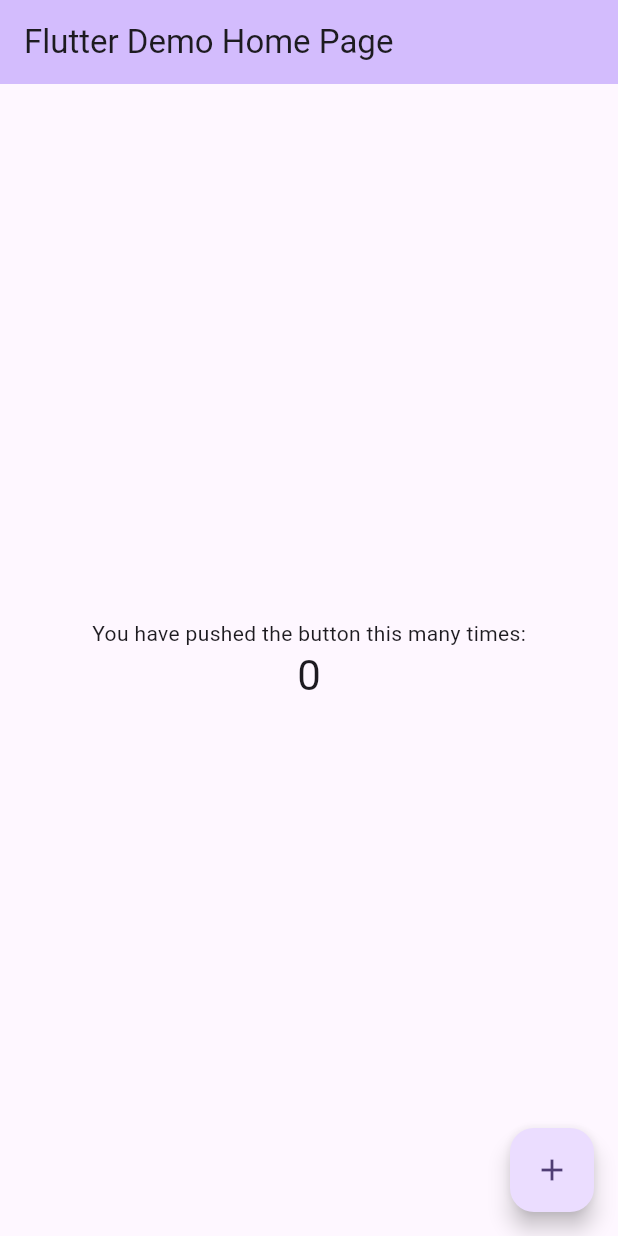
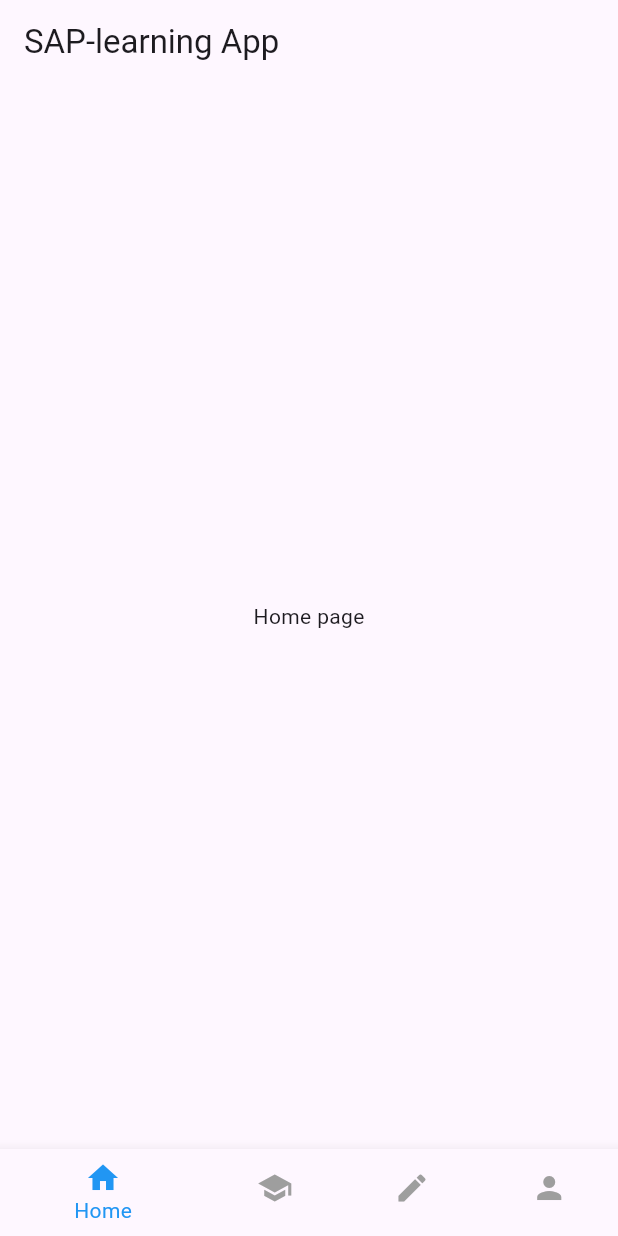
Before and after one commit to hnamredips/sap_mobile, a Flutter app: the screen it shows after launch, on a phone screen of 412 x 824 dp. Run offline on Flutter 3.47's test engine with Material 3 defaults, Android fonts, the phone set to English and light mode, and no system bars.

Commit message:
home screen page

```diff
--- a/lib/main.dart
+++ b/lib/main.dart
@@ -1,125 +1,19 @@
 import 'package:flutter/material.dart';
+import 'screens/home_screen.dart';
 
 void main() {
-  runApp(const MyApp());
+  runApp(MyApp());
 }
 
 class MyApp extends StatelessWidget {
-  const MyApp({super.key});
-
-  // This widget is the root of your application.
   @override
   Widget build(BuildContext context) {
     return MaterialApp(
-      title: 'Flutter Demo',
+      title: 'SAP-learning App',
       theme: ThemeData(
-        // This is the theme of your application.
-        //
-        // TRY THIS: Try running your application with "flutter run". You'll see
-        // the application has a purple toolbar. Then, without quitting the app,
-        // try changing the seedColor in the colorScheme below to Colors.green
-        // and then invoke "hot reload" (save your changes or press the "hot
-        // reload" button in a Flutter-supported IDE, or press "r" if you used
-        // the command line to start the app).
-        //
-        // Notice that the counter didn't reset back to zero; the application
-        // state is not lost during the reload. To reset the state, use hot
-        // restart instead.
-        //
-        // This works for code too, not just values: Most code changes can be
-        // tested with just a hot reload.
-        colorScheme: ColorScheme.fromSeed(seedColor: Colors.deepPurple),
-        useMaterial3: true,
+        primarySwatch: Colors.blue,
       ),
-      home: const MyHomePage(title: 'Flutter Demo Home Page'),
+      home: HomeScreen(),
     );
   }
 }
-
-class MyHomePage extends StatefulWidget {
-  const MyHomePage({super.key, required this.title});
-
-  // This widget is the home page of your application. It is stateful, meaning
-  // that it has a State object (defined below) that contains fields that affect
-  // how it looks.
-
-  // This class is the configuration for the state. It holds the values (in this
-  // case the title) provided by the parent (in this case the App widget) and
-  // used by the build method of the State. Fields in a Widget subclass are
-  // always marked "final".
-
-  final String title;
-
-  @override
-  State<MyHomePage> createState() => _MyHomePageState();
-}
-
-class _MyHomePageState extends State<MyHomePage> {
-  int _counter = 0;
-
-  void _incrementCounter() {
-    setState(() {
-      // This call to setState tells the Flutter framework that something has
-      // changed in this State, which causes it to rerun the build method below
-      // so that the display can reflect the updated values. If we changed
-      // _counter without calling setState(), then the build method would not be
-      // called again, and so nothing would appear to happen.
-      _counter++;
-    });
-  }
-
-  @override
-  Widget build(BuildContext context) {
-    // This method is rerun every time setState is called, for instance as done
-    // by the _incrementCounter method above.
-    //
-    // The Flutter framework has been optimized to make rerunning build methods
-    // fast, so that you can just rebuild anything that needs updating rather
-    // than having to individually change instances of widgets.
-    return Scaffold(
-      appBar: AppBar(
-        // TRY THIS: Try changing the color here to a specific color (to
-        // Colors.amber, perhaps?) and trigger a hot reload to see the AppBar
-        // change color while the other colors stay the same.
-        backgroundColor: Theme.of(context).colorScheme.inversePrimary,
-        // Here we take the value from the MyHomePage object that was created by
-        // the App.build method, and use it to set our appbar title.
-        title: Text(widget.title),
-      ),
-      body: Center(
-        // Center is a layout widget. It takes a single child and positions it
-        // in the middle of the parent.
-        child: Column(
-          // Column is also a layout widget. It takes a list of children and
-          // arranges them vertically. By default, it sizes itself to fit its
-          // children horizontally, and tries to be as tall as its parent.
-          //
-          // Column has various properties to control how it sizes itself and
-          // how it positions its children. Here we use mainAxisAlignment to
-          // center the children vertically; the main axis here is the vertical
-          // axis because Columns are vertical (the cross axis would be
-          // horizontal).
-          //
-          // TRY THIS: Invoke "debug painting" (choose the "Toggle Debug Paint"
-          // action in the IDE, or press "p" in the console), to see the
-          // wireframe for each widget.
-          mainAxisAlignment: MainAxisAlignment.center,
-          children: <Widget>[
-            const Text(
-              'You have pushed the button this many times:',
-            ),
-            Text(
-              '$_counter',
-              style: Theme.of(context).textTheme.headlineMedium,
-            ),
-          ],
-        ),
-      ),
-      floatingActionButton: FloatingActionButton(
-        onPressed: _incrementCounter,
-        tooltip: 'Increment',
-        child: const Icon(Icons.add),
-      ), // This trailing comma makes auto-formatting nicer for build methods.
-    );
-  }
-}
--- /dev/null
+++ b/lib/screens/home_screen.dart
@@ -0,0 +1,60 @@
+import 'package:flutter/material.dart';
+
+class HomeScreen extends StatefulWidget {
+  @override
+  _HomeScreenState createState() => _HomeScreenState();
+}
+
+class _HomeScreenState extends State<HomeScreen> {
+  int _selectedIndex = 0;
+
+  // Danh sách các màn hình liên quan đến từng mục trong Bottom Navigation Bar
+  static const List<Widget> _widgetOptions = <Widget>[
+    Text('Home page'),
+    Text('Courses Page'),
+    Text('Mock Exams Page'),
+    Text('Profile Page')
+  ];
+
+  void _onItemTapped(int index) {
+    setState(() {
+      _selectedIndex = index;
+    });
+  }
+
+  @override
+  Widget build(BuildContext context) {
+    return Scaffold(
+      appBar: AppBar(
+        title: Text('SAP-learning App'),
+      ),
+      body: Center(
+        child: _widgetOptions.elementAt(_selectedIndex),
+      ),
+      bottomNavigationBar: BottomNavigationBar(
+        items: const <BottomNavigationBarItem>[
+          BottomNavigationBarItem(
+            icon: Icon(Icons.home),
+            label: 'Home',
+          ),
+          BottomNavigationBarItem(
+            icon: Icon(Icons.school),
+            label: 'Courses',
+          ),
+          BottomNavigationBarItem(
+            icon: Icon(Icons.edit),
+            label: 'Mock Exams',
+          ),
+          BottomNavigationBarItem(
+            icon: Icon(Icons.person),
+            label: 'Profile',
+          ),
+        ],
+        currentIndex: _selectedIndex,
+        selectedItemColor: Colors.blue,
+        unselectedItemColor: Colors.grey,
+        onTap: _onItemTapped,
+      ),
+    );
+  }
+}
```
